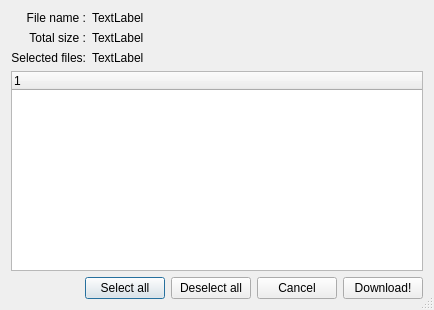
hunbernd/CustomizedRetroshare, file retroshare-gui/src/gui/common/RsCollectionDialog.ui: the form before one commit.
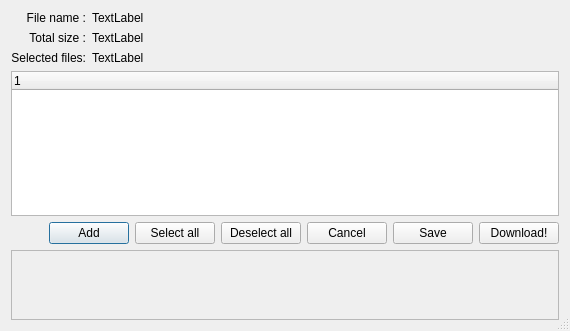
The form after the commit. Icons and pictures are not drawn. Custom widgets are drawn as their Qt base class.

Commit message: AddRSCollectionEditor by Phenom

The edit to the form file:
```diff
--- a/retroshare-gui/src/gui/common/RsCollectionDialog.ui
+++ b/retroshare-gui/src/gui/common/RsCollectionDialog.ui
@@ -6,8 +6,8 @@
    <rect>
     <x>0</x>
     <y>0</y>
-    <width>434</width>
-    <height>310</height>
+    <width>570</width>
+    <height>331</height>
    </rect>
   </property>
   <property name="windowTitle">
@@ -111,6 +111,11 @@
      <property name="allColumnsShowFocus">
       <bool>true</bool>
      </property>
+     <column>
+      <property name="text">
+       <string notr="true">1</string>
+      </property>
+     </column>
     </widget>
    </item>
    <item>
@@ -128,6 +133,13 @@
        </property>
       </spacer>
      </item>
+     <item>
+      <widget class="QPushButton" name="_add_PB">
+       <property name="text">
+        <string>Add</string>
+       </property>
+      </widget>
+     </item>
      <item>
       <widget class="QPushButton" name="_selectAll_PB">
        <property name="text">
@@ -149,6 +161,13 @@
        </property>
       </widget>
      </item>
+     <item>
+      <widget class="QPushButton" name="_save_PB">
+       <property name="text">
+        <string>Save</string>
+       </property>
+      </widget>
+     </item>
      <item>
       <widget class="QPushButton" name="_download_PB">
        <property name="text">
@@ -158,8 +177,23 @@
      </item>
     </layout>
    </item>
+   <item>
+    <widget class="HashBox" name="_hashBox">
+     <property name="widgetResizable">
+      <bool>true</bool>
+     </property>
+    </widget>
+   </item>
   </layout>
  </widget>
+ <customwidgets>
+  <customwidget>
+   <class>HashBox</class>
+   <extends>QScrollArea</extends>
+   <header location="global">gui/common/HashBox.h</header>
+   <container>1</container>
+  </customwidget>
+ </customwidgets>
  <resources>
   <include location="../images.qrc"/>
  </resources>
```
The commit also changes 7 other files.
